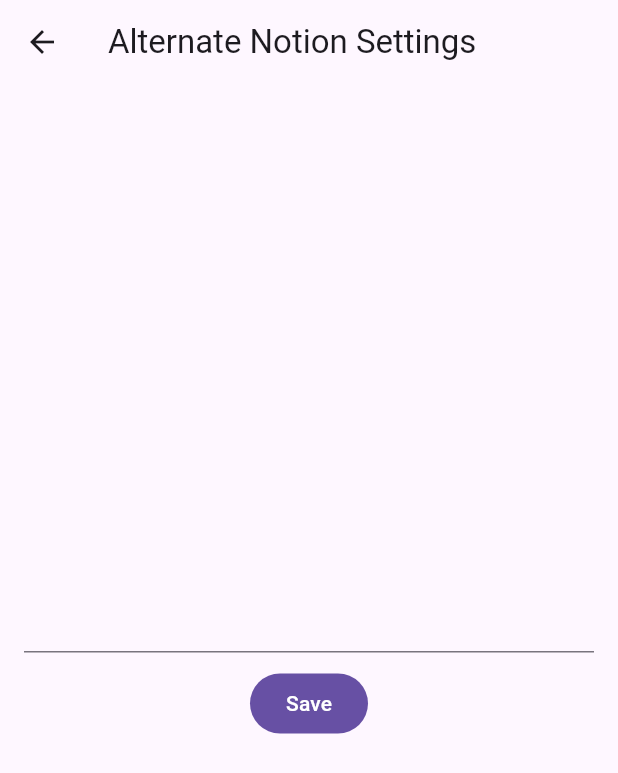
After one commit to exnota/exnota, a Flutter app: the AlternateNotionSettingsView screen opened directly, on a phone screen of 412 x 824 dp. The commit adds this screen. Shown: the top 773 px of the screen. Run offline on Flutter 3.47's test engine with Material 2 defaults, Android fonts, the phone set to English and light mode, and no system bars; our stand-ins replace drift, flutter_riverpod, freezed_annotation, riverpod_annotation, uni_links; missing offline and left inert: audio_waveforms, oauth2; accounts and stored records are empty; generated files the repository leaves out were written again.

Commit message:
mobile: Add alternate notion settings for app reviewers
If the user taps and holds the notion settings title for 5 seconds, it
will navigate to a screen allowing a code to be entered. This will be
used in place of an auth token. The backend will check for this code
and, if valid, use an internal integration secret to auth with Notion
that has been created for a test account.

```diff
--- a/app/mobile/lib/src/integration/service/notion_settings_service.dart
+++ b/app/mobile/lib/src/integration/service/notion_settings_service.dart
@@ -61,4 +61,15 @@ class NotionSettingsService extends _$NotionSettingsService {
         return false;
     }
   }
+
+  Future<void> setTokenForPlayConsoleTesting(String secret) async {
+    final settings = NotionSettings.accessToken(accessToken: secret);
+    await ref
+        .read(notionSettingsRepoProvider.notifier)
+        .updateSettings(settings);
+    ref.invalidateSelf();
+    // Re-read provider to avoid this error briefly being returned:
+    // https://github.com/rrousselGit/riverpod/issues/2041#issuecomment-1698884238
+    ref.read(notionSettingsRepoProvider.notifier);
+  }
 }
--- /dev/null
+++ b/app/mobile/lib/src/integration/view/alternate_notion_settings_view.dart
@@ -0,0 +1,74 @@
+import 'package:exnota/src/integration/service/notion_settings_service.dart';
+import 'package:flutter/material.dart';
+import 'package:flutter_riverpod/flutter_riverpod.dart';
+
+// This is for app store reviewers to be able to test the app. They provide a
+// secret in place of a Notion access token, and if it matches what the backend
+// expects, it will use an internal integration secret for a test account to
+// auth with Notion.
+class AlternateNotionSettingsView extends ConsumerStatefulWidget {
+  const AlternateNotionSettingsView({super.key});
+
+  @override
+  ConsumerState<AlternateNotionSettingsView> createState() =>
+      _AlternateNotionSettingsViewState();
+}
+
+enum LaunchingBrowserStatus { notLaunched, launched, returned }
+
+class _AlternateNotionSettingsViewState
+    extends ConsumerState<AlternateNotionSettingsView> {
+  final controller = TextEditingController();
+
+  @override
+  void dispose() {
+    // Clean up the controller when the widget is disposed.
+    controller.dispose();
+    super.dispose();
+  }
+
+  @override
+  Widget build(BuildContext context) {
+    return Scaffold(
+      appBar: AppBar(
+        title: const Text('Alternate Notion Settings'),
+      ),
+      body: Padding(
+          padding: const EdgeInsets.all(16),
+          child: Column(
+            mainAxisAlignment: MainAxisAlignment.center,
+            crossAxisAlignment: CrossAxisAlignment.center,
+            children: [
+              Column(
+                children: [
+                  TextField(
+                    onSubmitted: (value) {
+                      _saveSecret(value);
+                    },
+                    controller: controller,
+                  ),
+                  const SizedBox(height: 10),
+                  FilledButton(
+                    onPressed: () {
+                      _saveSecret(controller.text);
+                    },
+                    child: const Text('Save'),
+                  )
+                ],
+              ),
+            ],
+          )),
+    );
+  }
+
+  void _saveSecret(String secret) async {
+    await ref
+        .read(notionSettingsServiceProvider.notifier)
+        .setTokenForPlayConsoleTesting(secret);
+    _navigateBack();
+  }
+
+  void _navigateBack() {
+    Navigator.pop(context);
+  }
+}
```
Also changed, not shown: app/mobile/lib/src/integration/view/notion_settings_view.dart (+49 -3 lines), app/mobile/lib/src/note/view/note_list_view.dart (+6 -3 lines).
